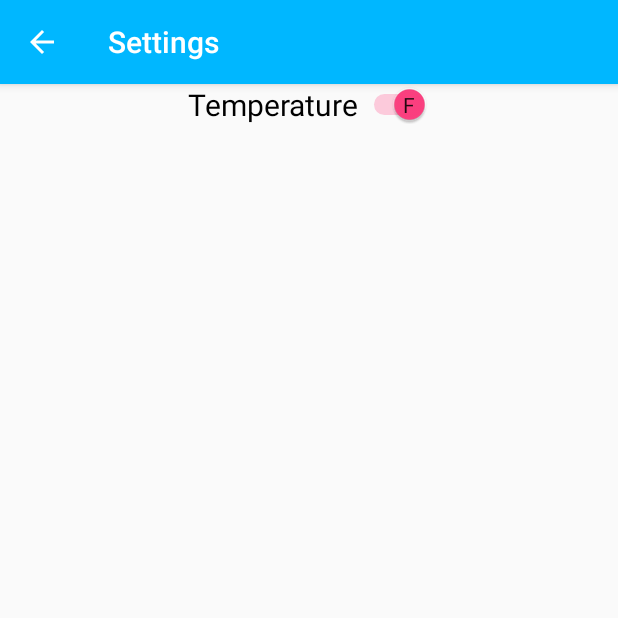
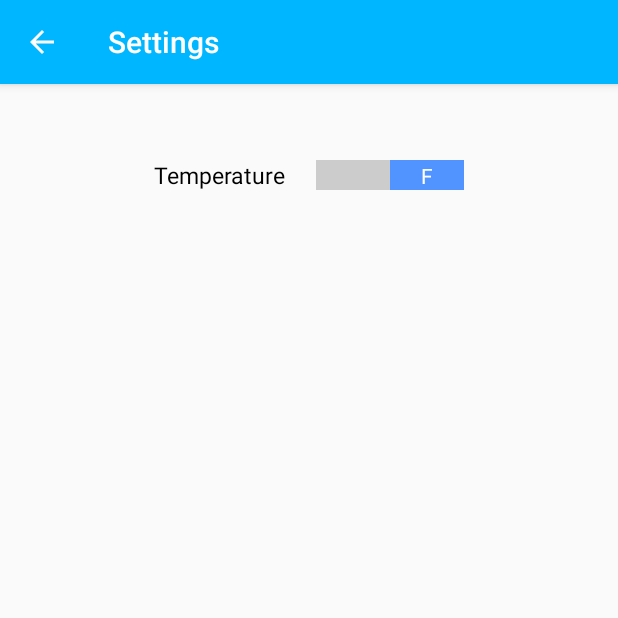
Before and after one commit to huyvanvo94/WeatherApp, an Android app: the SettingsActivity screen opened directly, with no data from a screen before it, on a phone screen of 412 x 824 dp, the top half of it. Run offline under Robolectric (Android 15) with nearby library versions, the phone set to English and light mode, and no system bars.

Commit message:
UI changes

```diff
--- a/app/src/main/java/com/huyvo/cmpe277/sjsu/weatherapp/activities/CityListViewActivity.java
+++ b/app/src/main/java/com/huyvo/cmpe277/sjsu/weatherapp/activities/CityListViewActivity.java
@@ -65,12 +65,6 @@ public class CityListViewActivity extends BaseActivityWithFragment implements Vi
     protected void onResume(){
         super.onResume();
         Logger.d(TAG, "onResume");
-
-
-       //  ExecutorService refreshService = Executors.newFixedThreadPool(2);
-        // refreshService.execute(new FetchLocalTimePeriodically());
-       //  refreshService.execute(new FetchWeatherPeriodically());
-        // refreshService.shutdown();
 
     }
 
--- a/app/src/main/java/com/huyvo/cmpe277/sjsu/weatherapp/activities/WeatherFragment.java
+++ b/app/src/main/java/com/huyvo/cmpe277/sjsu/weatherapp/activities/WeatherFragment.java
@@ -93,6 +93,9 @@ public class WeatherFragment extends Fragment {
         Address address = WeatherApp.getAddressHere();
         if(weatherModel.isMyLocation(address)){
             Logger.d(TAG, "true");
+            TextView geoLocation = (TextView) v.findViewById(R.id.text_view_geo_location);
+            geoLocation.setVisibility(v.VISIBLE);
+            geoLocation.setText("You are here");
         }
 
         Formatter formatter = new Formatter();
@@ -133,6 +136,8 @@ public class WeatherFragment extends Fragment {
         TextView todayWindSpeed = (TextView) v.findViewById(R.id.text_view_windspeed);
         todayWindSpeed.setText(formatter.formatWindSpeed(weatherModel.windSpeed));
         todayWindSpeed.setCompoundDrawables(null, windSpeedIcon, null, null);
+
+
     }
 
     public void setForecastView(List<WeatherModel> fiveDaysForecastList){
--- /dev/null
+++ b/app/src/main/res/drawable/thumb.xml
@@ -0,0 +1,9 @@
+<?xml version="1.0" encoding="utf-8"?>
+<selector xmlns:android="http://schemas.android.com/apk/res/android">
+    <item android:state_checked="true">
+        <color android:color="@color/blue" />
+    </item>
+    <item>
+        <color android:color="@color/darkGrey" />
+    </item>
+</selector>
--- /dev/null
+++ b/app/src/main/res/drawable/track.xml
@@ -0,0 +1,5 @@
+<?xml version="1.0" encoding="utf-8"?>
+<shape xmlns:android="http://schemas.android.com/apk/res/android">
+    <size android:height="20dp" />
+    <solid android:color="#CCC" />
+</shape>
--- a/app/src/main/res/layout/activity_settings.xml
+++ b/app/src/main/res/layout/activity_settings.xml
@@ -14,6 +14,15 @@
         android:text="Temperature"
         android:textOn="F"
         android:textOff="C"
-        android:textSize="20sp"
-        android:showText="true" />
+        android:textSize="15sp"
+        android:showText="true"
+        android:paddingTop="50dp"
+        android:switchTextAppearance="@style/SwitchTextAppearance"
+        android:switchMinWidth="50dp"
+        android:switchPadding="20dp"
+        android:thumbTextPadding="20dp"
+        android:thumb="@drawable/thumb"
+        android:track="@drawable/track"/>
+
+
 </RelativeLayout>
--- a/app/src/main/res/values/colors.xml
+++ b/app/src/main/res/values/colors.xml
@@ -3,6 +3,7 @@
     <color name="colorPrimary">#3F51B5</color>
     <color name="colorPrimaryDark">#303F9F</color>
     <color name="colorAccent">#FF4081</color>
+    <color name="darkGrey">#878787</color>
     <color name="grey">#afb1b5</color>
     <color name="black">#000000</color>
     <color name="white">#ffffff</color>
--- a/app/src/main/res/values/styles.xml
+++ b/app/src/main/res/values/styles.xml
@@ -15,6 +15,10 @@
             colorControlHighlight and colorSwitchThumbNormal. -->
     </style>
 
+    <style name="SwitchTextAppearance" parent="@android:style/TextAppearance.Holo.Small">
+        <item name="android:textColor">@color/white</item>
+    </style>
+
 
     <style name="AppTheme.NoActionBar">
         <item name="windowActionBar">false</item>
--- a/build.gradle
+++ b/build.gradle
@@ -5,7 +5,7 @@ buildscript {
         jcenter()
     }
     dependencies {
-        classpath 'com.android.tools.build:gradle:2.3.3'
+        classpath 'com.android.tools.build:gradle:3.0.0'
 
         // NOTE: Do not place your application dependencies here; they belong
         // in the individual module build.gradle files
```
Also changed, not shown: app/src/main/java/com/huyvo/cmpe277/sjsu/weatherapp/activities/CityViewAdapter.java (+10 -0 lines), app/src/main/res/layout/fragment_weather.xml (+4 -3 lines).
